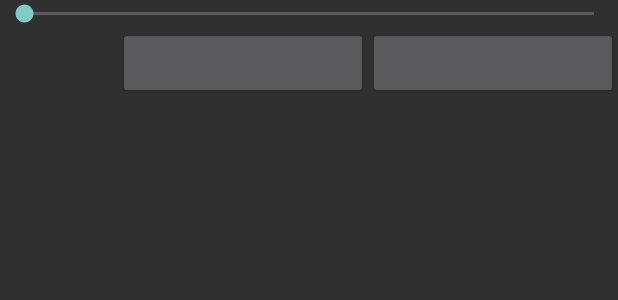
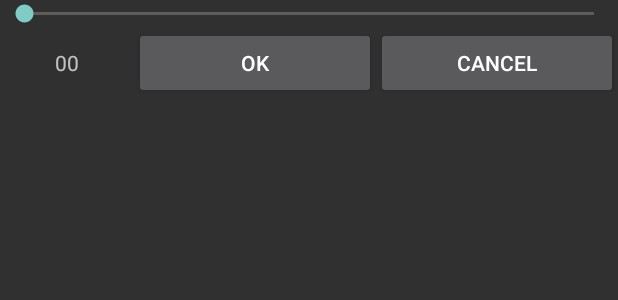
Before and after one commit to Skleznev/The_Tribe, an Android app: the layout fragment_defence_military.xml on its own in the app's theme, with its tools: preview values and no code run, on a phone screen of 412 x 824 dp. Shown: the top 300 px of the screen. Run offline under Robolectric (Android 15) with nearby library versions, the phone set to English and light mode, and no system bars.

```diff
--- a/app/src/main/java/com/skleznevco/thetribe/ResourceAdapter.java
+++ b/app/src/main/java/com/skleznevco/thetribe/ResourceAdapter.java
@@ -40,7 +40,7 @@ public class ResourceAdapter extends BaseAdapter {
 
     @Override
     public View getView(int position, View convertView, ViewGroup parent) {
-        View view = convertView;
+            View view = convertView;
         if (view == null) {
             view = lInflater.inflate(R.layout.list_items_resources, parent, false);
         }
--- a/app/src/main/res/layout/fragment_defence_military.xml
+++ b/app/src/main/res/layout/fragment_defence_military.xml
@@ -1,9 +1,10 @@
 <?xml version="1.0" encoding="utf-8"?>
 <LinearLayout xmlns:android="http://schemas.android.com/apk/res/android"
+    xmlns:tool="http://schemas.android.com/tools"
+    android:id="@+id/root"
     android:layout_width="match_parent"
     android:layout_height="match_parent"
-    android:orientation="vertical"
-    xmlns:tool="http://schemas.android.com/tools">
+    android:orientation="vertical">
 
     <SeekBar
         android:id="@+id/seekBar"
@@ -18,26 +19,26 @@
         android:orientation="horizontal">
 
         <TextView
-            android:layout_width="wrap_content"
-            android:layout_height="wrap_content"
-            tool:text="00"
-            android:gravity="center"
-            android:layout_weight="1">
-        </TextView>
-
-        <Button
+            android:id="@+id/cout_seek"
             android:layout_width="wrap_content"
             android:layout_height="wrap_content"
             android:layout_weight="1"
-            tool:text="OK">
-        </Button>
+            android:gravity="center"
+            android:text="00"/>
 
         <Button
+            android:id="@+id/button_ok"
             android:layout_width="wrap_content"
             android:layout_height="wrap_content"
             android:layout_weight="1"
-            tool:text="Cancel">
-        </Button>
+            android:text="OK"/>
+
+        <Button
+            android:id="@+id/button_cancel"
+            android:layout_width="wrap_content"
+            android:layout_height="wrap_content"
+            android:layout_weight="1"
+            android:text="Cancel"/>
 
     </LinearLayout>
 </LinearLayout>
```
Also changed, not shown: app/src/main/java/com/skleznevco/thetribe/ChangeCountDialog.java (added, +96 -0 lines), app/src/main/java/com/skleznevco/thetribe/GameActivity.java (+5 -3 lines), app/src/main/java/com/skleznevco/thetribe/WorkAdapter.java (+20 -1 lines).
